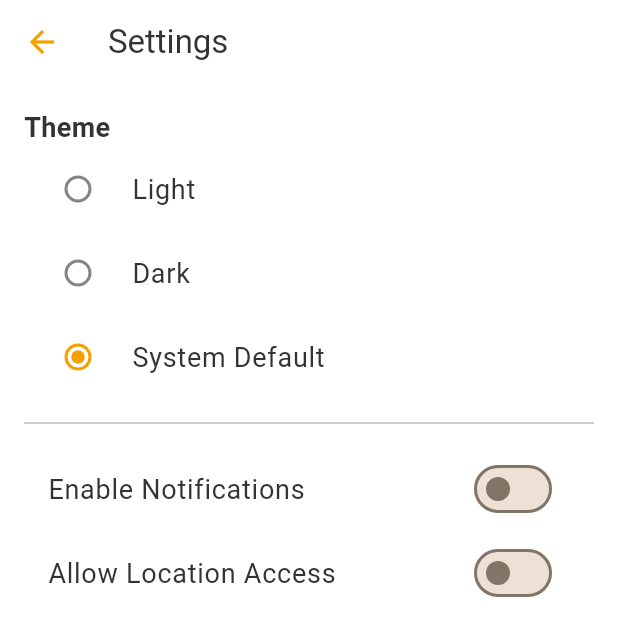
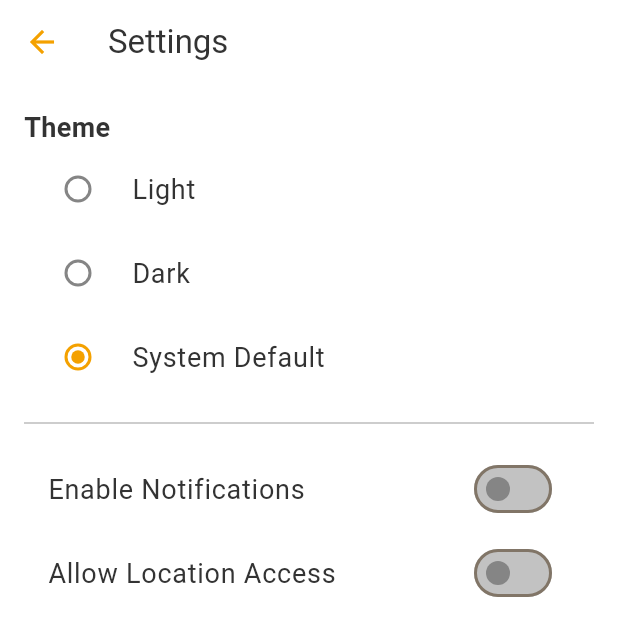
Before and after one commit to ahmloutfy/flutfest, a Flutter app: the screen it shows after launch, after a tap on the "settings" icon, on a phone screen of 412 x 824 dp. Shown: the top 636 px of the screen. Run offline on Flutter 3.47's test engine with Material 3 defaults, Android fonts, the phone set to English and light mode, and no system bars; our stand-ins replace device_preview, flutter_svg, get, google_fonts, share_plus; missing offline and left inert: add_2_calendar, flutter_gutter.

```diff
--- a/lib/logic/controllers/search_controller.dart
+++ b/lib/logic/controllers/search_controller.dart
@@ -1,3 +1,4 @@
+import 'package:flutter/material.dart';
 import 'package:get/get.dart';
 import '../../core/utils/dummy_events.dart';
 import '../models/event_model.dart';
@@ -5,6 +6,7 @@ import '../models/event_model.dart';
 class SearchScreenController extends GetxController {
   var searchQuery = ''.obs;
   var searchResults = <Event>[].obs;
+  final textController = TextEditingController();
 
   void search(String query) {
     searchQuery.value = query;
@@ -24,5 +26,6 @@ class SearchScreenController extends GetxController {
   void clearSearch() {
     searchQuery.value = '';
     searchResults.clear();
+    textController.clear();
   }
 }
--- a/lib/logic/controllers/settings_controller.dart
+++ b/lib/logic/controllers/settings_controller.dart
@@ -1,9 +1,29 @@
+import 'package:flutfest/core/utils/snackbar_helper.dart';
 import 'package:get/get.dart';
 import 'package:flutter/material.dart';
 
 enum ThemeOption { light, dark, system }
 
 class SettingsController extends GetxController {
+
+  BuildContext? _context;
+
+  void setContext(BuildContext context) {
+    _context = context;
+  }
+
+
+  ThemeMode getThemeMode() {
+    switch (themeOption.value) {
+      case ThemeOption.light:
+        return ThemeMode.light;
+      case ThemeOption.dark:
+        return ThemeMode.dark;
+      default:
+        return ThemeMode.system;
+    }
+  }
+
   var themeOption = ThemeOption.system.obs;
 
   // Notifications enabled or not
@@ -29,9 +49,23 @@ class SettingsController extends GetxController {
 
   void toggleNotifications(bool value) {
     notificationsEnabled.value = value;
+
+    if (_context != null) {
+      showCustomSnackBar(
+        _context!,
+        value ? 'Notifications enabled' : 'Notifications disabled',
+      );
+    }
   }
 
   void toggleLocationAccess(bool value) {
     locationAccessEnabled.value = value;
+
+    if (_context != null) {
+      showCustomSnackBar(
+        _context!,
+        value ? 'Location access allowed' : 'Location access denied',
+      );
+    }
   }
 }
--- a/lib/main.dart
+++ b/lib/main.dart
@@ -1,30 +1,31 @@
 import 'package:device_preview/device_preview.dart';
+import 'package:flutfest/logic/controllers/settings_controller.dart';
 import 'package:flutfest/routes.dart';
 import 'package:flutfest/theme.dart';
 import 'package:flutfest/views/home/screens/home_screen.dart';
 import 'package:flutter/material.dart';
-import 'package:get/get_navigation/src/root/get_material_app.dart';
+import 'package:get/get.dart';
 
 void main() {
-  runApp(DevicePreview(enabled: false, builder: (context) => const FlutFest()));
+  runApp(DevicePreview(enabled: false, builder: (context) =>  FlutFest(),),);
 }
 
 class FlutFest extends StatelessWidget {
-  const FlutFest({super.key});
+  final SettingsController controller = Get.put(SettingsController());
+
+   FlutFest({super.key});
 
   @override
   Widget build(BuildContext context) {
-    return GetMaterialApp(
+    return Obx(() => GetMaterialApp(
       initialRoute: Routes.welcome,
-      // Start the app on the Welcome Screen
       getPages: Routes.pages,
-      // Define the pages using GetX routing
       debugShowCheckedModeBanner: false,
       title: 'FlutFest',
       theme: AppTheme.lightTheme,
       darkTheme: AppTheme.darkTheme,
-      themeMode: ThemeMode.system,
+      themeMode: controller.getThemeMode(),
       home: const HomeScreen(),
-    );
+    ));
   }
 }
--- a/lib/theme.dart
+++ b/lib/theme.dart
@@ -207,6 +207,22 @@ class AppTheme {
         return lightTextColor.withValues(alpha: 0.6);
       }),
     ),
+    switchTheme: SwitchThemeData(
+      trackColor: WidgetStateProperty.resolveWith<Color>((states) {
+        if (states.contains(WidgetState.selected)) {
+          return lightButtonColor.withValues(alpha: 0.5);
+        }
+        return lightTextColor.withValues(alpha: 0.3);
+      }),
+      thumbColor: WidgetStateProperty.resolveWith<Color>((states) {
+        if (states.contains(WidgetState.selected)) {
+          return lightButtonColor;
+        }
+        return lightTextColor.withValues(alpha: 0.6);
+      }),
+    ),
+
+
   );
 
   // 🌙 Dark Theme
@@ -353,5 +369,19 @@ class AppTheme {
         return darkTextColor.withValues(alpha: 0.6);
       }),
     ),
+    switchTheme: SwitchThemeData(
+      trackColor: WidgetStateProperty.resolveWith<Color>((states) {
+        if (states.contains(WidgetState.selected)) {
+          return darkButtonColor.withValues(alpha: 0.5);
+        }
+        return darkTextColor.withValues(alpha: 0.3);
+      }),
+      thumbColor: WidgetStateProperty.resolveWith<Color>((states) {
+        if (states.contains(WidgetState.selected)) {
+          return darkButtonColor;
+        }
+        return darkTextColor.withValues(alpha: 0.6);
+      }),
+    ),
   );
 }
--- a/lib/views/home/components/event_card.dart
+++ b/lib/views/home/components/event_card.dart
@@ -5,10 +5,11 @@ import 'package:flutfest/theme.dart';
 import 'package:flutfest/widgets/buttons/primary_button.dart';
 import 'package:flutfest/widgets/images/event_image.dart';
 import 'package:flutter/material.dart';
-import 'package:get/get.dart'; // استيراد Get
+import 'package:get/get.dart'; //
+
 
 class EventCard extends StatelessWidget {
-  // تحويل إلى StatelessWidget لأنه يعتمد على الكنترولر للحالة
+
   final List<Event>? events;
   final void Function(Event)? onEventTap;
 
@@ -53,7 +54,12 @@ class EventCard extends StatelessWidget {
                         Text(
                           '${event.title}',
                           style: Theme.of(context).textTheme.titleLarge
-                              ?.copyWith(color: AppTheme.primarySeedColor),
+                              ?.copyWith(color: AppTheme.getColorForTheme(
+                            context: context,
+                            lightModeColor: AppTheme.lightTextColor,
+                            darkModeColor: AppTheme.darkTextColor,
+                          ),
+                          ),
                           maxLines: 2,
                           overflow: TextOverflow.ellipsis,
                         ),
--- a/lib/views/home/components/events_categories.dart
+++ b/lib/views/home/components/events_categories.dart
@@ -1,5 +1,7 @@
+import 'package:flutfest/logic/controllers/settings_controller.dart';
 import 'package:flutfest/theme.dart';
 import 'package:flutter/material.dart';
+import 'package:get/get.dart';
 
 class EventsCategories extends StatelessWidget {
   final String selectedTab;
@@ -13,31 +15,36 @@ class EventsCategories extends StatelessWidget {
 
   @override
   Widget build(BuildContext context) {
+    final SettingsController controller = Get.find<SettingsController>();
+    return Obx(() {
+      final bool isDarkMode = Theme.of(context).brightness == Brightness.dark;
+      final bool isDark = controller.themeOption.value == ThemeOption.dark ||
+          (controller.themeOption.value == ThemeOption.system && isDarkMode);
+      final Color selectedButtonColor =
+      isDark ? AppTheme.darkButtonColor : AppTheme.lightButtonColor;
+      final Color selectedTextColor =
+      isDark ? AppTheme.darkTextColor : AppTheme.lightTextColor;
+
+      final Color unselectedTextColor =
+      isDark ? AppTheme.darkTextColor : AppTheme.lightTextColor;
+
       return SizedBox(
         height: 50,
         child: ListView(
           scrollDirection: Axis.horizontal,
           children: [
-          _buildTab('All', context),
-          _buildTab('Upcoming', context),
-          _buildTab('Expired', context),
-          _buildTab('Favorites', context),
+            _buildTab('All', context, selectedButtonColor, selectedTextColor, unselectedTextColor),
+            _buildTab('Upcoming', context, selectedButtonColor, selectedTextColor, unselectedTextColor),
+            _buildTab('Expired', context, selectedButtonColor, selectedTextColor, unselectedTextColor),
+            _buildTab('Favorites', context, selectedButtonColor, selectedTextColor, unselectedTextColor),
           ],
         ),
       );
+    });
   }
 
-  Widget _buildTab(String title, BuildContext context) {
+  Widget _buildTab(String title, BuildContext context, Color selectedButtonColor, Color selectedTextColor, Color unselectedTextColor) {
     final bool isSelected = title == selectedTab;
-    final bool isDark = AppTheme.isDarkMode(context);
-    final Color selectedButtonColor =
-        isDark ? AppTheme.darkButtonColor : AppTheme.lightButtonColor;
-    final Color selectedTextColor =
-        isDark ? AppTheme.darkTextColor : AppTheme.lightTextColor;
-
-    final Color unselectedButtonColor = Colors.transparent;
-    final Color unselectedTextColor =
-        isDark ? AppTheme.darkTextColor : AppTheme.lightTextColor;
 
     return Container(
       margin: EdgeInsets.all(8),
@@ -46,7 +53,7 @@ class EventsCategories extends StatelessWidget {
         style: ElevatedButton.styleFrom(
           elevation: 0,
           backgroundColor:
-              isSelected ? selectedButtonColor : unselectedButtonColor,
+          isSelected ? selectedButtonColor : Colors.transparent,
           foregroundColor: isSelected ? selectedTextColor : unselectedTextColor,
           side: BorderSide(color: selectedButtonColor),
           shape: RoundedRectangleBorder(
@@ -56,7 +63,6 @@ class EventsCategories extends StatelessWidget {
         child: Text(
           title,
           style: TextStyle(
-            color: isSelected ? selectedTextColor : unselectedTextColor,
             fontWeight: FontWeight.bold,
           ),
         ),
--- a/lib/views/search/search_screen.dart
+++ b/lib/views/search/search_screen.dart
@@ -16,6 +16,7 @@ class SearchScreen extends StatelessWidget {
     return Scaffold(
       appBar: AppBar(
         title: TextField(
+          controller: controller.textController,
           onChanged: controller.search,
           decoration: InputDecoration(
             hintText: 'Search events...',
@@ -25,7 +26,7 @@ class SearchScreen extends StatelessWidget {
               icon: Icon(Icons.clear),
               onPressed: controller.clearSearch,
             )
-                : SizedBox.shrink()),
+                : SizedBox.shrink(),),
           ),
           autofocus: true,
         ),
--- a/lib/views/settings/settings_screen.dart
+++ b/lib/views/settings/settings_screen.dart
@@ -9,14 +9,16 @@ class SettingsScreen extends StatelessWidget {
 
   @override
   Widget build(BuildContext context) {
+    controller.setContext(context);
+
     return Scaffold(
-      appBar: AppBar(title: const Text('Settings')),
+      appBar: AppBar(title: const Text('Settings'),),
       body: Padding(
         padding: const EdgeInsets.all(16),
         child: Obx(() {
           return ListView(
             children: [
-              const Text('Theme', style: TextStyle(fontSize: 18, fontWeight: FontWeight.bold)),
+              const Text('Theme', style: TextStyle(fontSize: 18, fontWeight: FontWeight.bold),),
               RadioListTile<ThemeOption>(
                 title: const Text('Light'),
                 value: ThemeOption.light,
@@ -45,6 +47,7 @@ class SettingsScreen extends StatelessWidget {
               const Divider(height: 32),
 
               SwitchListTile(
+
                 title: const Text('Enable Notifications'),
                 value: controller.notificationsEnabled.value,
                 onChanged: (val) => controller.toggleNotifications(val),
```
Also changed, not shown: 1 other file. Lines whose indentation alone changed are shown as unchanged.
